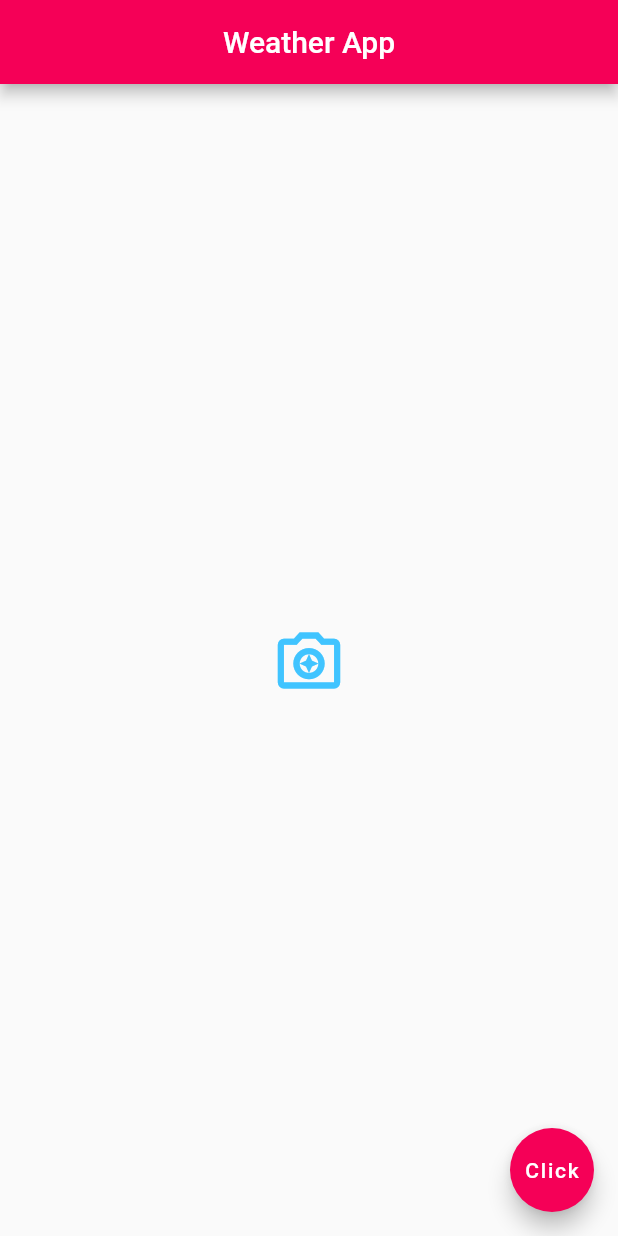
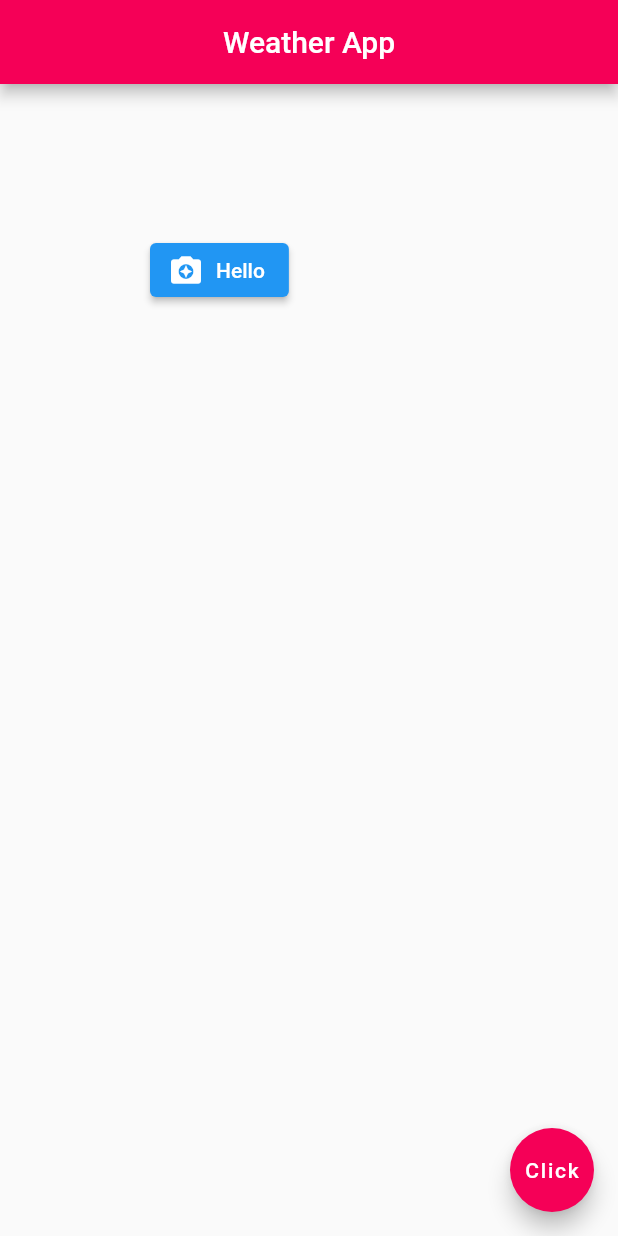
Before and after one commit to Aviral09/flutter_time_app, a Flutter app: the screen it shows after launch, on a phone screen of 412 x 824 dp. Run offline on Flutter 3.47's test engine with Material 2 defaults, Android fonts, the phone set to English and light mode, and no system bars.

Commit message:
Upto Video 10

```diff
--- a/lib/main.dart
+++ b/lib/main.dart
@@ -17,22 +17,16 @@ class Home extends StatelessWidget {
         centerTitle: true,
         backgroundColor: Colors.pinkAccent[400],
       ),
-      body: Center(
-          // child: Text(
-          //     "Hello!",
-          //     style: TextStyle(
-          //       fontSize: 60,
-          //       fontWeight: FontWeight.bold,
-          //       letterSpacing: 4,
-          //       color: Colors.grey[600],
-          //       fontFamily: "LoversQuarrel",
-          //     )
-          // )
-        child: Icon(
-          Icons.camera_enhance_outlined,
-          color: Colors.lightBlueAccent,
-          size: 50,
+      body: Container(
+          child: ElevatedButton.icon(
+            onPressed: () {},
+            icon: Icon(
+                Icons.camera_enhance
+            ),
+            label: Text("Hello"),
           ),
+        margin: EdgeInsets.all(50),
+        padding: EdgeInsets.all(50),
       ),
       floatingActionButton: FloatingActionButton(
         child: Text("Click"),
```
